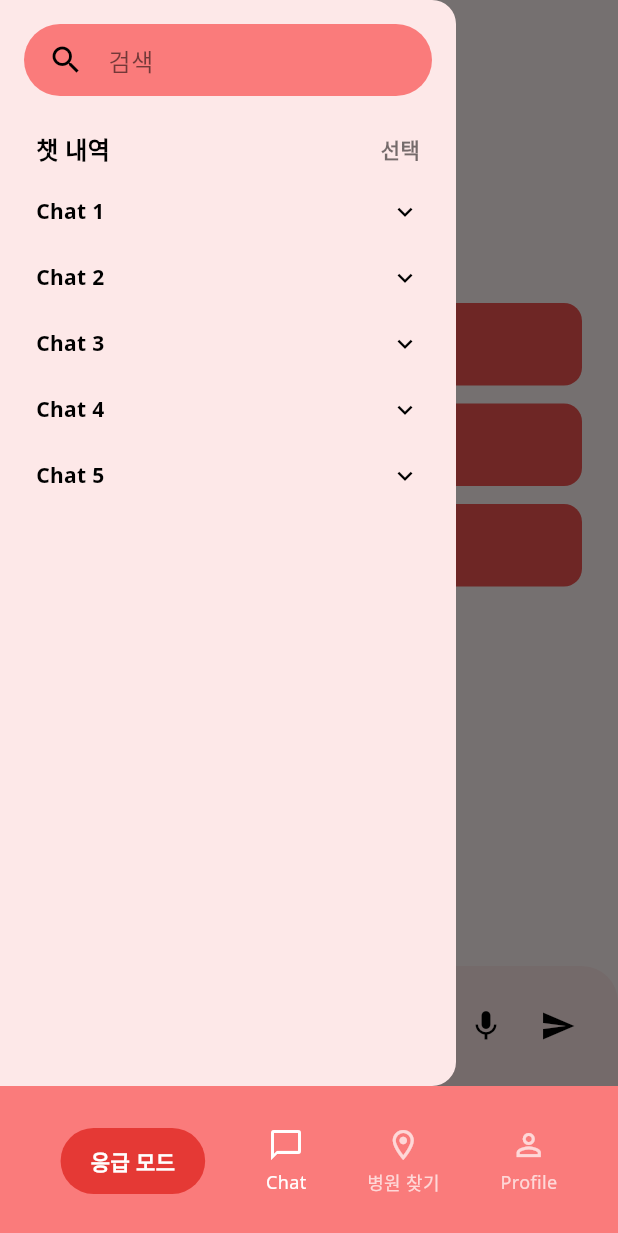
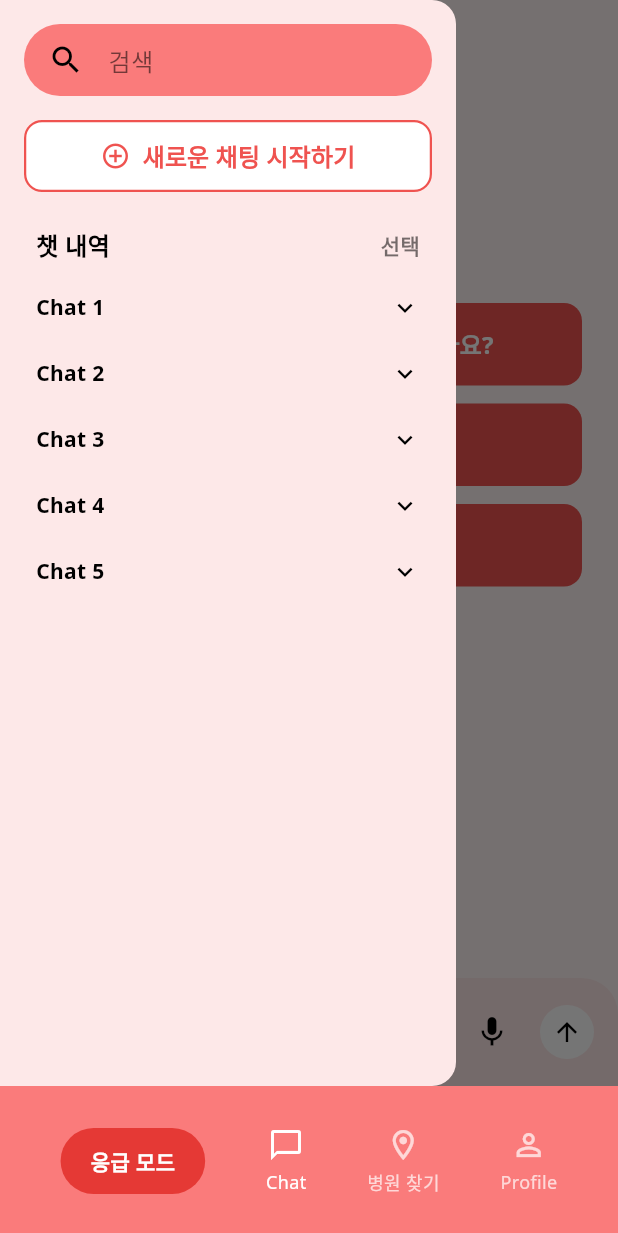
Before and after one commit to quad-S-HeartSignal/heartsignal-client, a Flutter app: the RootScreen screen opened by its route, with the side drawer open, on a phone screen of 412 x 824 dp. Shown: the top 1233 px of the screen. Run offline on Flutter 3.47's test engine with Material 3 defaults, Android fonts, the phone set to English and light mode, and no system bars; our stand-ins replace flutter_secure_storage, geolocator, go_router, google_fonts, google_maps_flutter; missing offline and left inert: flutter_web_auth_2; accounts and stored records are empty.

Commit message:
style: improve chat input UI #15

```diff
--- a/lib/screens/chat_screen.dart
+++ b/lib/screens/chat_screen.dart
@@ -10,8 +10,9 @@ import '../services/auth_service.dart';
 
 class ChatScreen extends StatefulWidget {
   final bool isActive;
+  final ValueChanged<bool>? onFocusChange;
 
-  const ChatScreen({super.key, this.isActive = true});
+  const ChatScreen({super.key, this.isActive = true, this.onFocusChange});
 
   @override
   State<ChatScreen> createState() => _ChatScreenState();
@@ -20,6 +21,7 @@ class ChatScreen extends StatefulWidget {
 class _ChatScreenState extends State<ChatScreen>
     with SingleTickerProviderStateMixin {
   final TextEditingController _textController = TextEditingController();
+  final FocusNode _focusNode = FocusNode();
   final List<ChatMessage> _messages = [];
   bool _showRecommendations = true;
   bool _isTyping = false;
@@ -31,6 +33,7 @@ class _ChatScreenState extends State<ChatScreen>
   void initState() {
     super.initState();
     _textController.addListener(_onTextChanged);
+    _focusNode.addListener(_onFocusChanged);
     _animationController = AnimationController(
       vsync: this,
       duration: const Duration(milliseconds: 800),
@@ -38,6 +41,11 @@ class _ChatScreenState extends State<ChatScreen>
     Future.delayed(const Duration(milliseconds: 400), () {
       if (mounted && widget.isActive) _animationController.forward();
     });
+  }
+
+  void _onFocusChanged() {
+    setState(() {});
+    widget.onFocusChange?.call(_focusNode.hasFocus);
   }
 
   @override
@@ -59,10 +67,26 @@ class _ChatScreenState extends State<ChatScreen>
 
   @override
   void dispose() {
+    _focusNode.removeListener(_onFocusChanged);
+    _focusNode.dispose();
     _textController.removeListener(_onTextChanged);
     _animationController.dispose();
     _textController.dispose();
     super.dispose();
+  }
+
+  void _startNewChat() {
+    setState(() {
+      _messages.clear();
+      _showRecommendations = true;
+      _textController.clear();
+      _isTyping = false;
+      _isBotTyping = false;
+    });
+    _animationController.reset();
+    if (widget.isActive) {
+      _animationController.forward();
+    }
   }
 
   Future<void> _handleSubmitted(String text) async {
@@ -134,7 +158,7 @@ class _ChatScreenState extends State<ChatScreen>
           onPressed: () => _scaffoldKey.currentState?.openDrawer(),
         ),
       ),
-      drawer: const ChatHistoryDrawer(),
+      drawer: ChatHistoryDrawer(onNewChat: _startNewChat),
       body: Column(
         children: [
           Expanded(
@@ -173,11 +197,11 @@ class _ChatScreenState extends State<ChatScreen>
             style: GoogleFonts.notoSans(fontSize: 16, color: Colors.grey[600]),
           ),
           const SizedBox(height: 40),
-          _buildAnimatedButton('추천 1', 0),
+          _buildAnimatedButton('최근 가슴이 답답한데 어떻게 해야 하나요?', 0),
           const SizedBox(height: 12),
-          _buildAnimatedButton('추천 2', 1),
+          _buildAnimatedButton('협심증의 주요 증상이 궁금해요.', 1),
           const SizedBox(height: 12),
-          _buildAnimatedButton('추천 3', 2),
+          _buildAnimatedButton('심장 건강에 좋은 운동 추천해주세요.', 2),
         ],
       ),
     );
@@ -310,10 +334,11 @@ class _ChatScreenState extends State<ChatScreen>
   }
 
   Widget _buildInputArea() {
+    final isFocused = _focusNode.hasFocus;
     return Container(
-      padding: const EdgeInsets.all(16.0),
+      padding: const EdgeInsets.symmetric(horizontal: 16.0, vertical: 12.0),
       decoration: BoxDecoration(
-        color: const Color(0xFFFDE8E8),
+        color: isFocused ? const Color(0xFFFBA9A9) : const Color(0xFFFDE8E8),
         borderRadius: const BorderRadius.only(
           topLeft: Radius.circular(24),
           topRight: Radius.circular(24),
@@ -326,16 +351,23 @@ class _ChatScreenState extends State<ChatScreen>
             onPressed: () {},
           ),
           Expanded(
+            child: Container(
               child: TextField(
                 controller: _textController,
+                focusNode: _focusNode,
                 onTap: _hideRecommendations,
+                style: GoogleFonts.notoSans(color: Colors.black),
+                cursorColor: Colors.white,
                 decoration: InputDecoration(
-                hintText: '메시지를 입력하세요..',
-                hintStyle: GoogleFonts.notoSans(color: Colors.grey[600]),
+                  hintText: isFocused ? '' : '메시지를 입력하세요..',
+                  hintStyle: GoogleFonts.notoSans(
+                    color: isFocused ? Colors.transparent : Colors.grey[600],
+                  ),
                   border: InputBorder.none,
                   contentPadding: const EdgeInsets.symmetric(horizontal: 8),
                 ),
                 onSubmitted: _handleSubmitted,
+              ),
             ),
           ),
           if (!_isTyping)
@@ -350,20 +382,32 @@ class _ChatScreenState extends State<ChatScreen>
                 margin: const EdgeInsets.only(left: 8),
                 padding: const EdgeInsets.all(8),
                 decoration: const BoxDecoration(
-                  color: Colors.black,
+                  color: Colors.white,
                   shape: BoxShape.circle,
                 ),
                 child: const Icon(
                   Icons.arrow_upward,
-                  color: Colors.white,
+                  color: Colors.black,
                   size: 20,
                 ),
               ),
             )
           else
-            IconButton(
-              icon: const Icon(Icons.send, color: Colors.black),
-              onPressed: () => _handleSubmitted(_textController.text),
+            GestureDetector(
+              onTap: () => _handleSubmitted(_textController.text),
+              child: Container(
+                margin: const EdgeInsets.only(left: 8),
+                padding: const EdgeInsets.all(8),
+                decoration: const BoxDecoration(
+                  color: Colors.white,
+                  shape: BoxShape.circle,
+                ),
+                child: const Icon(
+                  Icons.arrow_upward,
+                  color: Colors.black,
+                  size: 20,
+                ),
+              ),
             ),
         ],
       ),
--- a/lib/screens/root_screen.dart
+++ b/lib/screens/root_screen.dart
@@ -14,16 +14,26 @@ class RootScreen extends StatefulWidget {
 
 class _RootScreenState extends State<RootScreen> {
   int _currentIndex = 0;
+  bool _isChatFocused = false;
+
+  void _onChatFocusChanged(bool isFocused) {
+    if (_isChatFocused != isFocused) {
+      setState(() {
+        _isChatFocused = isFocused;
+      });
+    }
+  }
 
   @override
   Widget build(BuildContext context) {
-    final bool isKeyboardOpen = MediaQuery.of(context).viewInsets.bottom > 0;
-
     return Scaffold(
       body: IndexedStack(
         index: _currentIndex,
         children: [
-          ChatScreen(isActive: _currentIndex == 0),
+          ChatScreen(
+            isActive: _currentIndex == 0,
+            onFocusChange: _onChatFocusChanged,
+          ),
           const HospitalSearchScreen(),
           const ProfileScreen(),
         ],
@@ -38,7 +48,7 @@ class _RootScreenState extends State<RootScreen> {
         onEmergencyTap: () {
           context.push('/emergency');
         },
-        isKeyboardOpen: isKeyboardOpen && _currentIndex == 0,
+        isKeyboardOpen: _isChatFocused && _currentIndex == 0,
       ),
     );
   }
--- a/lib/widgets/chat_history_drawer.dart
+++ b/lib/widgets/chat_history_drawer.dart
@@ -2,7 +2,9 @@ import 'package:flutter/material.dart';
 import 'package:google_fonts/google_fonts.dart';
 
 class ChatHistoryDrawer extends StatefulWidget {
-  const ChatHistoryDrawer({super.key});
+  final VoidCallback? onNewChat;
+
+  const ChatHistoryDrawer({super.key, this.onNewChat});
 
   @override
   State<ChatHistoryDrawer> createState() => _ChatHistoryDrawerState();
@@ -63,9 +65,50 @@ class _ChatHistoryDrawerState extends State<ChatHistoryDrawer> {
               ),
             ),
             Padding(
-              padding: const EdgeInsets.symmetric(
-                horizontal: 24.0,
-                vertical: 8.0,
+              padding: const EdgeInsets.symmetric(horizontal: 16.0),
+              child: ElevatedButton(
+                onPressed: () {
+                  if (widget.onNewChat != null) {
+                    widget.onNewChat!();
+                  }
+                  Navigator.pop(context);
+                },
+                style: ElevatedButton.styleFrom(
+                  backgroundColor: Colors.white,
+                  foregroundColor: const Color(0xFFEF5350),
+                  elevation: 0,
+                  padding: const EdgeInsets.symmetric(vertical: 12),
+                  shape: RoundedRectangleBorder(
+                    borderRadius: BorderRadius.circular(12),
+                    side: const BorderSide(
+                      color: Color(0xFFEF5350),
+                      width: 1.5,
+                    ),
+                  ),
+                  minimumSize: const Size.fromHeight(48),
+                ),
+                child: Row(
+                  mainAxisAlignment: MainAxisAlignment.center,
+                  children: [
+                    const Icon(Icons.add_circle_outline, size: 20),
+                    const SizedBox(width: 8),
+                    Text(
+                      '새로운 채팅 시작하기',
+                      style: GoogleFonts.notoSans(
+                        fontSize: 16,
+                        fontWeight: FontWeight.bold,
+                      ),
+                    ),
+                  ],
+                ),
+              ),
+            ),
+            Padding(
+              padding: const EdgeInsets.only(
+                left: 24.0,
+                right: 24.0,
+                top: 24.0,
+                bottom: 8.0,
               ),
               child: Row(
                 mainAxisAlignment: MainAxisAlignment.spaceBetween,
--- a/lib/widgets/custom_bottom_nav_bar.dart
+++ b/lib/widgets/custom_bottom_nav_bar.dart
@@ -22,7 +22,7 @@ class CustomBottomNavBar extends StatelessWidget {
       padding: EdgeInsets.only(bottom: MediaQuery.of(context).padding.bottom),
       decoration: BoxDecoration(
         color: isKeyboardOpen
-            ? const Color(0xFFFDE8E8)
+            ? const Color(0xFFFBA9A9)
             : const Color(0xFFFA7B7B),
         borderRadius: currentIndex == 0
             ? BorderRadius.zero
@@ -39,9 +39,10 @@ class CustomBottomNavBar extends StatelessWidget {
             child: Container(
               padding: const EdgeInsets.symmetric(horizontal: 20, vertical: 12),
               decoration: BoxDecoration(
-                color: const Color(
-                  0xFFE53935,
-                ), // Deeper red for Emergency button
+                color: isKeyboardOpen
+                    ? Colors
+                          .grey // Gray when keyboard is open
+                    : const Color(0xFFE53935), // Deeper red otherwise
                 borderRadius: BorderRadius.circular(30),
               ),
               child: Text(
@@ -89,9 +90,7 @@ class CustomBottomNavBar extends StatelessWidget {
           Icon(
             icon,
             size: 24,
-            color: isSelected
-                ? (isKeyboardOpen ? Colors.black87 : Colors.white)
-                : (isKeyboardOpen ? Colors.black54 : Colors.white70),
+            color: isSelected ? Colors.white : Colors.white70,
           ),
           const SizedBox(height: 4),
           Text(
@@ -99,9 +98,7 @@ class CustomBottomNavBar extends StatelessWidget {
             style: GoogleFonts.notoSans(
               fontSize: 12,
               fontWeight: FontWeight.normal,
-              color: isSelected
-                  ? (isKeyboardOpen ? Colors.black87 : Colors.white)
-                  : (isKeyboardOpen ? Colors.black54 : Colors.white70),
+              color: isSelected ? Colors.white : Colors.white70,
             ),
           ),
         ],
```
Lines whose indentation alone changed are shown as unchanged.
